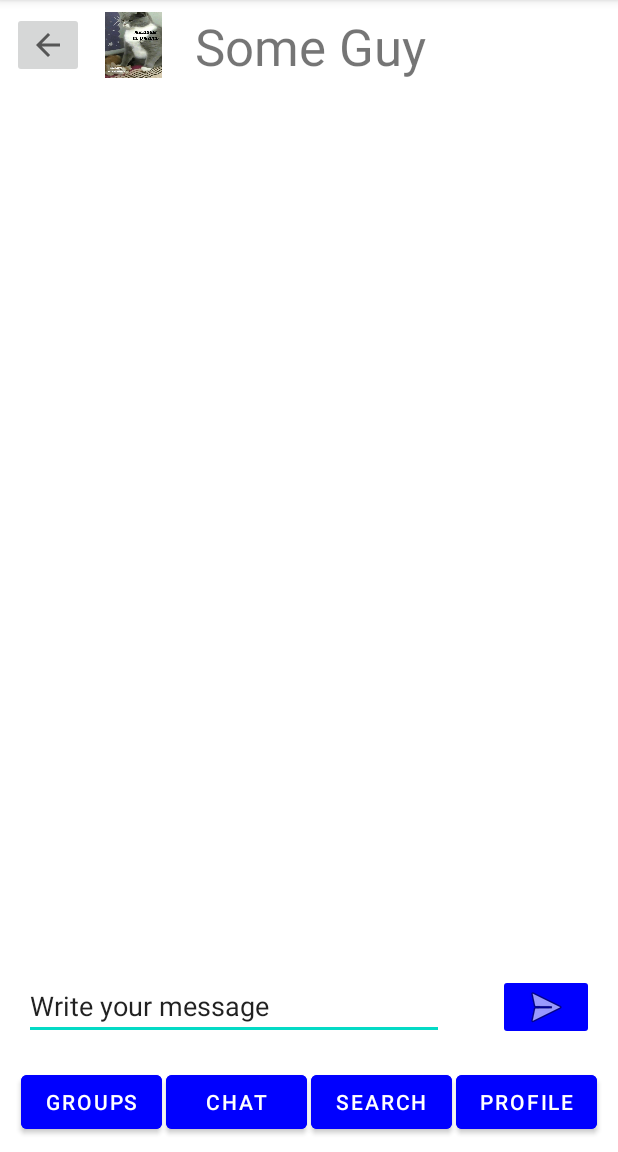
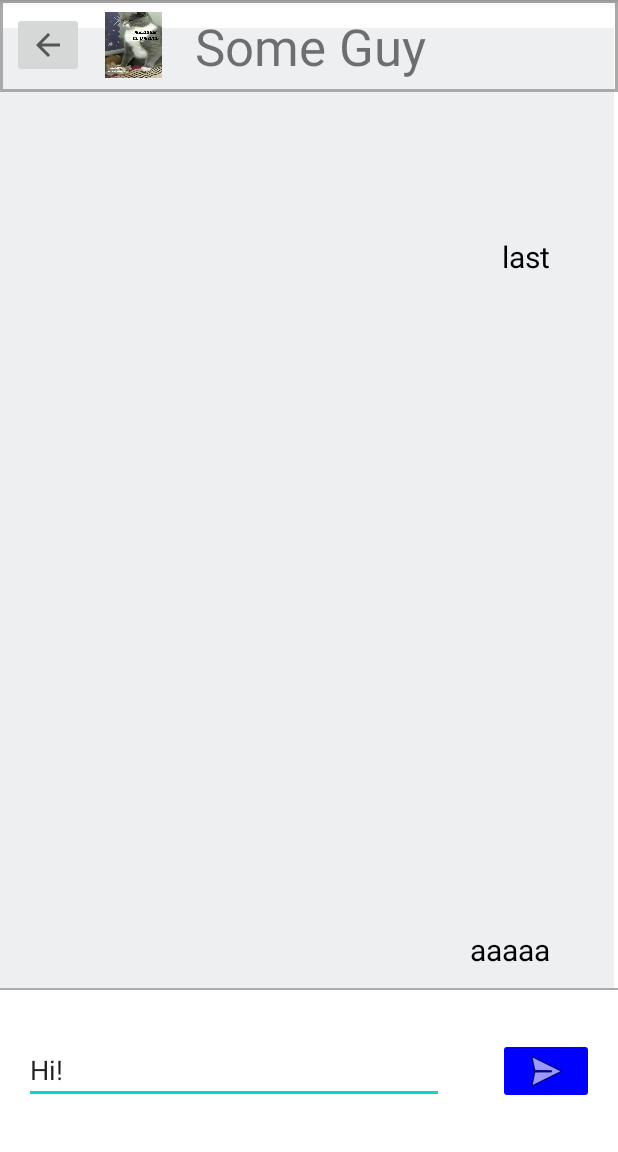
Before and after one commit to joloses/COSC341_Project, an Android app: the Chat screen opened directly, with no data from a screen before it, on a phone screen of 412 x 824 dp, the part 84-1236 px from its top. Run offline under Robolectric (Android 15) with nearby library versions, the phone set to English and light mode, and no system bars; 2 statements that could not run were skipped.

Commit message:
Fixed dock, polished chat

```diff
--- a/app/src/main/java/com/example/cosc341_project/Search.java
+++ b/app/src/main/java/com/example/cosc341_project/Search.java
@@ -110,11 +110,6 @@
     }
     // methods for dock buttons
     /*
-    public void toGroups(View view) {
-        Intent intent = new Intent(this, Groups.class);
-        startActivity(intent);
-    }
-
     public void toProfile(View view) {
         Intent intent = new Intent(this, Profile.class);
         startActivity(intent);
--- a/app/src/main/res/layout/activity_chat.xml
+++ b/app/src/main/res/layout/activity_chat.xml
@@ -6,79 +6,35 @@
     android:layout_height="match_parent"
     tools:context=".Chat">
 
+    <View
+        android:layout_width="match_parent"
+        android:layout_height="1dp"
+        android:background="@android:color/darker_gray"
+        app:layout_constraintEnd_toEndOf="parent"
+        app:layout_constraintStart_toStartOf="parent"
+        app:layout_constraintTop_toBottomOf="@+id/linearLayout2" />
+
     <EditText
         android:id="@+id/enterText"
         android:layout_width="280dp"
         android:layout_height="wrap_content"
         android:layout_marginStart="16dp"
-        android:layout_marginBottom="16dp"
+        android:layout_marginBottom="32dp"
         android:ems="10"
         android:inputType="textPersonName"
-        android:text="Write your message"
-        app:layout_constraintBottom_toTopOf="@+id/linearLayout"
+        android:text="Hi!"
+        app:layout_constraintBottom_toBottomOf="parent"
         app:layout_constraintStart_toStartOf="parent" />
 
     <LinearLayout
-        android:id="@+id/linearLayout"
+        android:id="@+id/linearLayout2"
         android:layout_width="409dp"
-        android:layout_height="wrap_content"
-        android:layout_marginStart="4dp"
-        android:layout_marginEnd="4dp"
-        android:layout_marginBottom="8dp"
-        android:gravity="center"
-        android:orientation="horizontal"
-        app:layout_constraintBottom_toBottomOf="parent"
-        app:layout_constraintEnd_toEndOf="parent"
-        app:layout_constraintStart_toStartOf="parent">
-
-        <Button
-            android:id="@+id/groupsB"
-            android:layout_width="94dp"
-            android:layout_height="wrap_content"
-            android:layout_margin="1.5dp"
-            android:backgroundTint="#0000FF"
-            android:onClick="toGroups"
-            android:padding="4dp"
-            android:text="Groups" />
-
-        <Button
-            android:id="@+id/chatB"
-            android:layout_width="94dp"
-            android:layout_height="wrap_content"
-            android:layout_margin="1.5dp"
-            android:backgroundTint="#0000FF"
-            android:onClick="toChat"
-            android:padding="4dp"
-            android:text="Chat" />
-
-        <Button
-            android:id="@+id/searchB"
-            android:layout_width="94dp"
-            android:layout_height="wrap_content"
-            android:layout_margin="1.5dp"
-            android:backgroundTint="#0000FF"
-            android:onClick="toSearch"
-            android:padding="4dp"
-            android:text="Search" />
-
-        <Button
-            android:id="@+id/profileB"
-            android:layout_width="94dp"
-            android:layout_height="wrap_content"
-            android:layout_margin="1.5dp"
-            android:backgroundTint="#0000FF"
-            android:onClick="toProfile"
-            android:padding="4dp"
-            android:text="Profile" />
-
-    </LinearLayout>
-
-    <LinearLayout
-        android:layout_width="409dp"
-        android:layout_height="wrap_content"
+        android:layout_height="640dp"
         android:layout_marginBottom="32dp"
+        android:background="#edeff0"
         android:gravity="bottom"
         android:orientation="vertical"
+        android:paddingRight="36dp"
         app:layout_constraintBottom_toTopOf="@+id/enterText"
         app:layout_constraintEnd_toEndOf="parent"
         app:layout_constraintHorizontal_bias="0.0"
@@ -86,23 +42,25 @@
 
         <TextView
             android:id="@+id/tv10"
-            android:layout_width="match_parent"
+            android:layout_width="380dp"
             android:layout_height="wrap_content"
             android:layout_gravity="center"
             android:layout_margin="12dp"
             android:gravity="bottom"
-            android:text=""
+            android:paddingRight="10dp"
+            android:text="last"
             android:textAlignment="textEnd"
             android:textColor="@color/black"
             android:textSize="20sp" />
 
         <TextView
             android:id="@+id/tv9"
-            android:layout_width="match_parent"
+            android:layout_width="380dp"
             android:layout_height="wrap_content"
             android:layout_gravity="center"
             android:layout_margin="12dp"
             android:gravity="bottom"
+            android:paddingRight="10dp"
             android:text=""
             android:textAlignment="textEnd"
             android:textColor="@color/black"
@@ -110,11 +68,12 @@
 
         <TextView
             android:id="@+id/tv8"
-            android:layout_width="match_parent"
+            android:layout_width="380dp"
             android:layout_height="wrap_content"
             android:layout_gravity="center"
             android:layout_margin="12dp"
             android:gravity="bottom"
+            android:paddingRight="10dp"
             android:text=""
             android:textAlignment="textEnd"
             android:textColor="@color/black"
@@ -122,11 +81,12 @@
 
         <TextView
             android:id="@+id/tv7"
-            android:layout_width="match_parent"
+            android:layout_width="380dp"
             android:layout_height="wrap_content"
             android:layout_gravity="center"
             android:layout_margin="12dp"
             android:gravity="bottom"
+            android:paddingRight="10dp"
             android:text=""
             android:textAlignment="textEnd"
             android:textColor="@color/black"
@@ -139,6 +99,7 @@
             android:layout_gravity="center"
             android:layout_margin="12dp"
             android:gravity="bottom"
+            android:paddingRight="10dp"
             android:text=""
             android:textAlignment="textEnd"
             android:textColor="@color/black"
@@ -151,6 +112,7 @@
             android:layout_gravity="center"
             android:layout_margin="12dp"
             android:gravity="bottom"
+            android:paddingRight="10dp"
             android:text=""
             android:textAlignment="textEnd"
             android:textColor="@color/black"
@@ -163,6 +125,7 @@
             android:layout_gravity="center"
             android:layout_margin="12dp"
             android:gravity="bottom"
+            android:paddingRight="10dp"
             android:text=""
             android:textAlignment="textEnd"
             android:textColor="@color/black"
@@ -175,6 +138,7 @@
             android:layout_gravity="center"
             android:layout_margin="12dp"
             android:gravity="bottom"
+            android:paddingRight="10dp"
             android:text=""
             android:textAlignment="textEnd"
             android:textColor="@color/black"
@@ -187,6 +151,7 @@
             android:layout_gravity="center"
             android:layout_margin="12dp"
             android:gravity="bottom"
+            android:paddingRight="10dp"
             android:text=""
             android:textAlignment="textEnd"
             android:textColor="@color/black"
@@ -199,7 +164,8 @@
             android:layout_gravity="center"
             android:layout_margin="12dp"
             android:gravity="bottom"
-            android:text=""
+            android:paddingRight="10dp"
+            android:text="aaaaa"
             android:textAlignment="textEnd"
             android:textColor="@color/black"
             android:textSize="20sp" />
@@ -211,16 +177,17 @@
         android:layout_width="64dp"
         android:layout_height="44dp"
         android:layout_marginEnd="16dp"
-        android:layout_marginBottom="16dp"
+        android:layout_marginBottom="32dp"
         android:backgroundTint="#0000FF"
         android:onClick="send"
-        app:layout_constraintBottom_toTopOf="@+id/linearLayout"
+        app:layout_constraintBottom_toBottomOf="parent"
         app:layout_constraintEnd_toEndOf="parent"
         app:srcCompat="@android:drawable/ic_menu_send" />
 
     <LinearLayout
         android:layout_width="match_parent"
         android:layout_height="wrap_content"
+        android:background="@drawable/border"
         android:orientation="horizontal"
         app:layout_constraintEnd_toEndOf="parent"
         app:layout_constraintStart_toStartOf="parent"
```
Also changed, not shown: app/src/main/AndroidManifest.xml (+6 -6 lines), app/src/main/java/com/example/cosc341_project/Chat_List.java (+3 -7 lines), app/src/main/res/layout/activity_chat_list.xml (+6 -16 lines), app/src/main/res/layout/activity_search.xml (+10 -18 lines).
